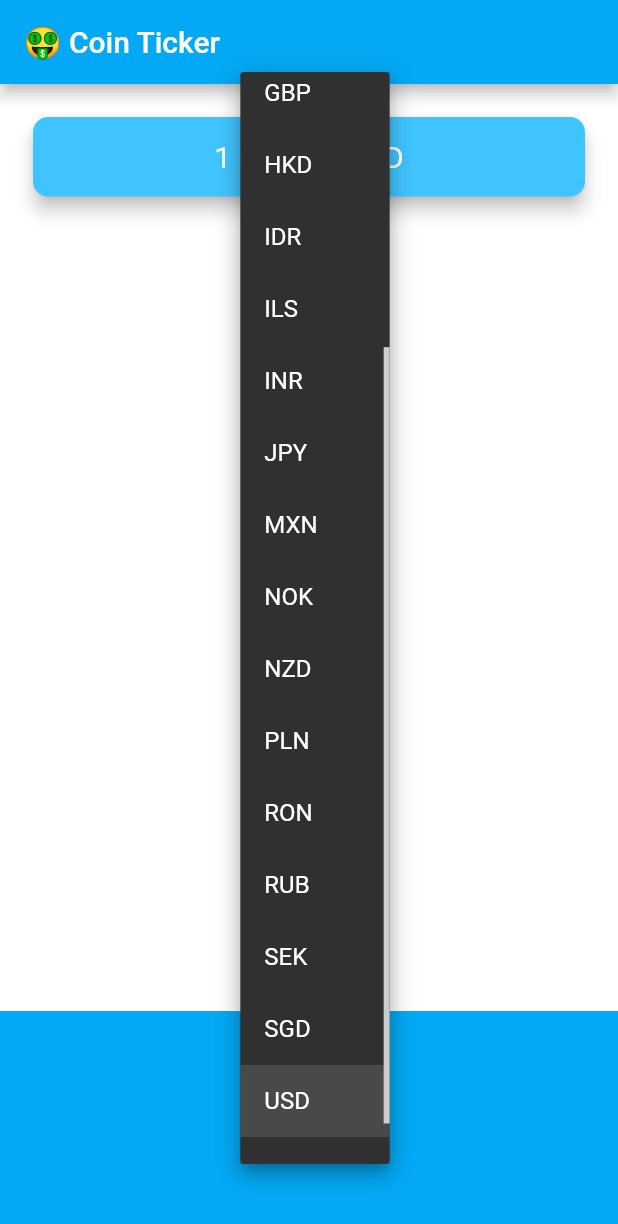
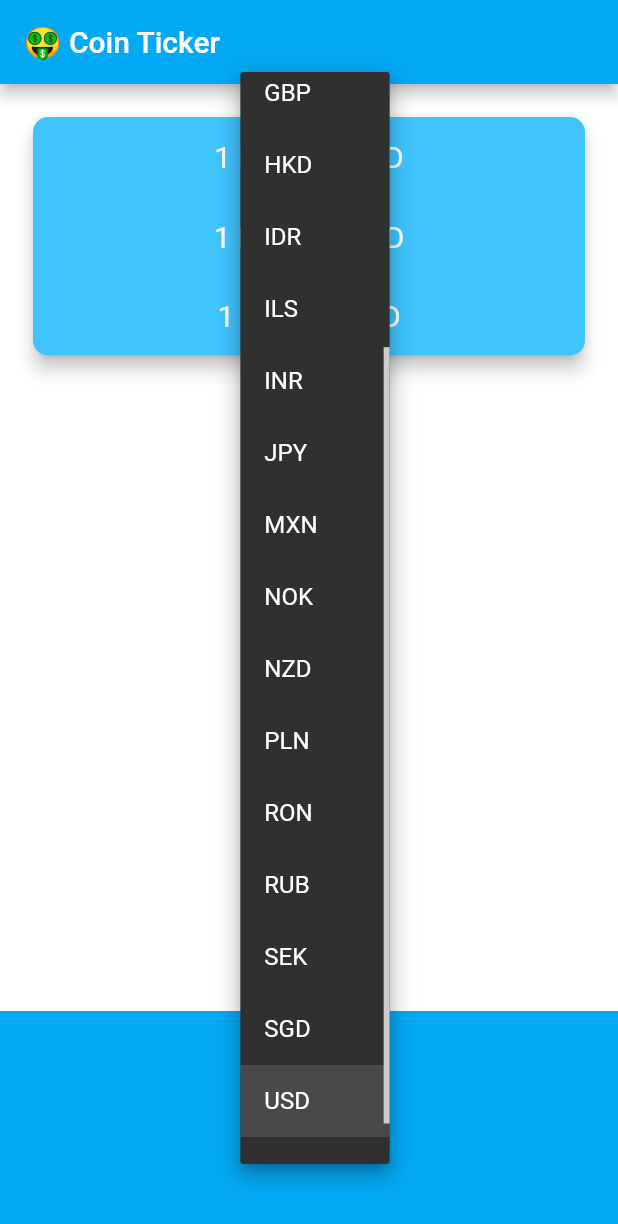
Before and after one commit to tyacan/Bitcon-Ticker, a Flutter app: the screen it shows after launch, after a tap on "USD", on a phone screen of 412 x 824 dp. Shown: the top 1224 px of the screen. Run offline on Flutter 3.47's test engine with Material 2 defaults, Android fonts, the phone set to English and light mode, and no system bars; network calls fail.

Commit message:
complete 177. Level 3 - Gold Medal

```diff
--- a/lib/price_screen.dart
+++ b/lib/price_screen.dart
@@ -14,6 +14,9 @@ class _PriceScreenState extends State<PriceScreen> {
   ExchangeRates exchangeRates = ExchangeRates();
   String selectedItem = 'USD';
   String selectedItemValue = '?';
+  String selectedItemBTC = '?';
+  String selectedItemETH = '?';
+  String selectedItemLTC = '?';
 
   DropdownButton<String> androidDropdown() {
     List<DropdownMenuItem<String>> items = [];
@@ -83,8 +86,14 @@ class _PriceScreenState extends State<PriceScreen> {
 
   void changeRate() async {
     dynamic value = await exchangeRates.getBTCToUSD();
+    dynamic valueBTC = await exchangeRates.getBTC();
+    dynamic valueETH = await exchangeRates.getETH();
+    dynamic valueLTC = await exchangeRates.getLTC();
     setState(() {
       selectedItemValue = value['rate'].toString();
+      selectedItemBTC = valueBTC['rate'].toString();
+      selectedItemETH = valueETH['rate'].toString();
+      selectedItemLTC = valueLTC['rate'].toString();
     });
   }
 
@@ -106,16 +115,42 @@ class _PriceScreenState extends State<PriceScreen> {
               shape: RoundedRectangleBorder(
                 borderRadius: BorderRadius.circular(10.0),
               ),
-              child: Padding(
+              child: Column(
+                children: <Widget>[
+                  Padding(
                     padding: EdgeInsets.symmetric(vertical: 15.0, horizontal: 28.0),
                     child: Text(
-                  '1 BTC = $selectedItemValue USD',
+                      '1 BTC = $selectedItemBTC $selectedItem',
                       textAlign: TextAlign.center,
                       style: TextStyle(
                         fontSize: 20.0,
                         color: Colors.white,
                       ),
                     ),
+                  ),
+                  Padding(
+                    padding: EdgeInsets.symmetric(vertical: 15.0, horizontal: 28.0),
+                    child: Text(
+                      '1 ETH = $selectedItemETH $selectedItem',
+                      textAlign: TextAlign.center,
+                      style: TextStyle(
+                        fontSize: 20.0,
+                        color: Colors.white,
+                      ),
+                    ),
+                  ),
+                  Padding(
+                    padding: EdgeInsets.symmetric(vertical: 15.0, horizontal: 28.0),
+                    child: Text(
+                      '1 LTC = $selectedItemLTC $selectedItem',
+                      textAlign: TextAlign.center,
+                      style: TextStyle(
+                        fontSize: 20.0,
+                        color: Colors.white,
+                      ),
+                    ),
+                  ),
+                ],
               ),
             ),
           ),
```
Also changed, not shown: lib/exchange_rates_services.dart (+21 -0 lines). Lines whose indentation alone changed are shown as unchanged.
